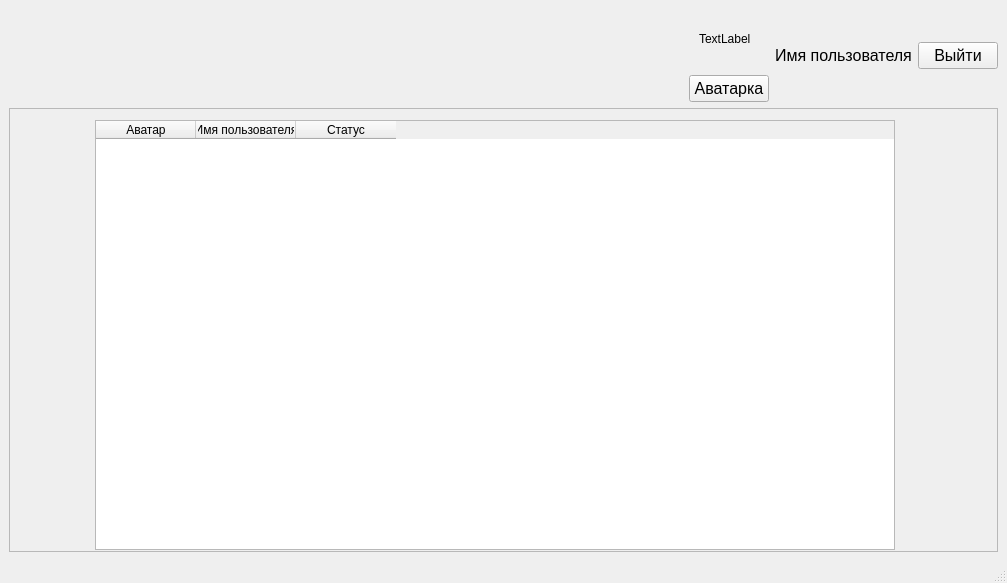
Old version of the form YandexProject1/teacher_main_new.ui in the repository JKarak/app-for-applications.
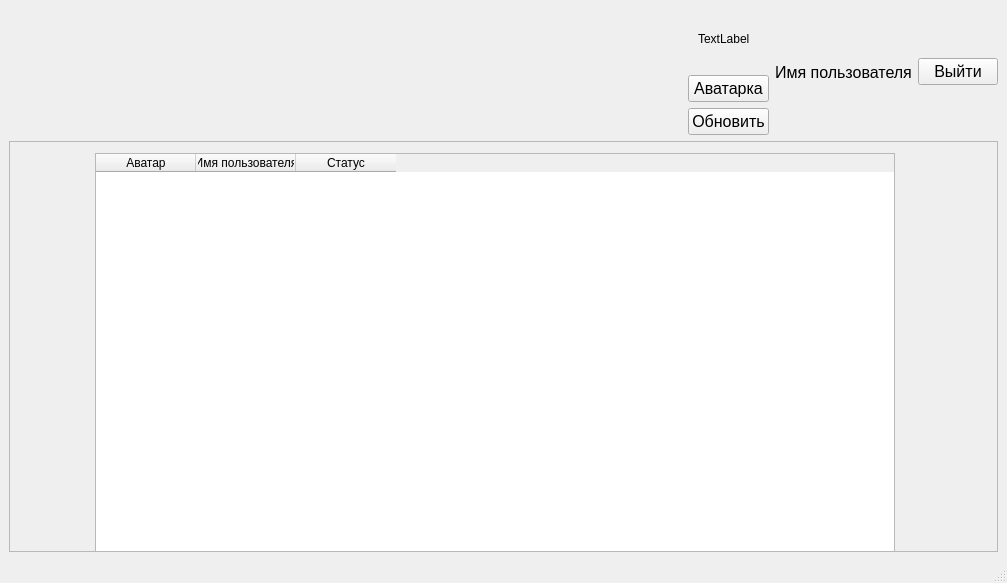
New version of the form.

The edit to the form file:
```diff
--- a/YandexProject1/teacher_main_new.ui
+++ b/YandexProject1/teacher_main_new.ui
@@ -73,6 +73,18 @@
           </property>
          </widget>
         </item>
+        <item>
+         <widget class="QPushButton" name="pushButton_3">
+          <property name="font">
+           <font>
+            <pointsize>12</pointsize>
+           </font>
+          </property>
+          <property name="text">
+           <string>Обновить</string>
+          </property>
+         </widget>
+        </item>
        </layout>
       </item>
       <item>
@@ -112,7 +124,7 @@
          <x>0</x>
          <y>0</y>
          <width>983</width>
-         <height>395</height>
+         <height>355</height>
         </rect>
        </property>
        <widget class="QWidget" name="layoutWidget">
```
